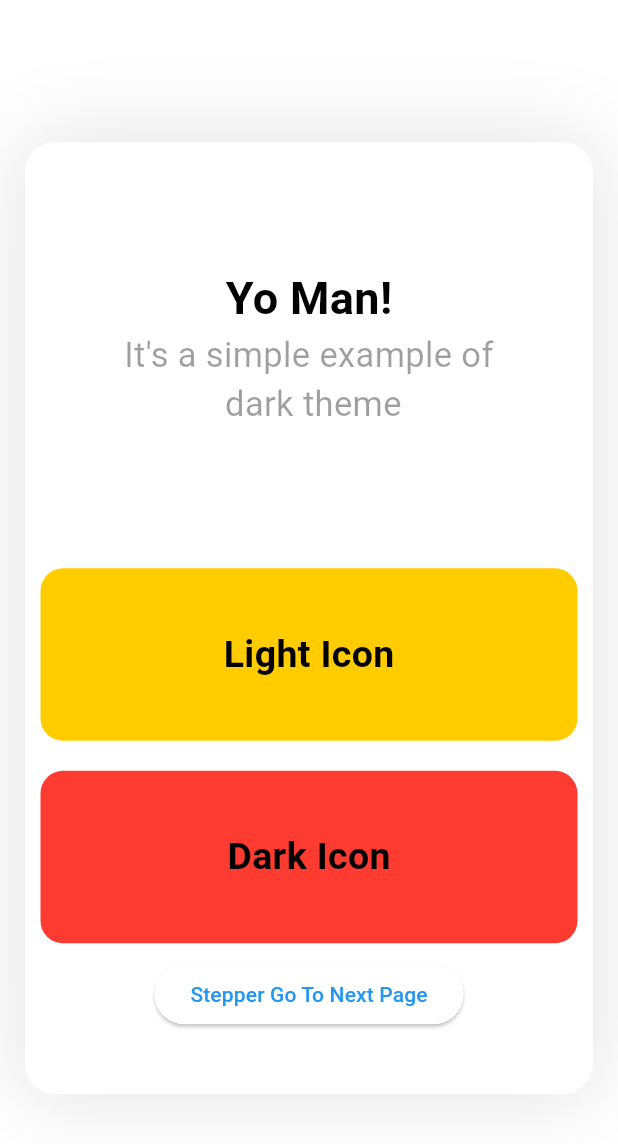
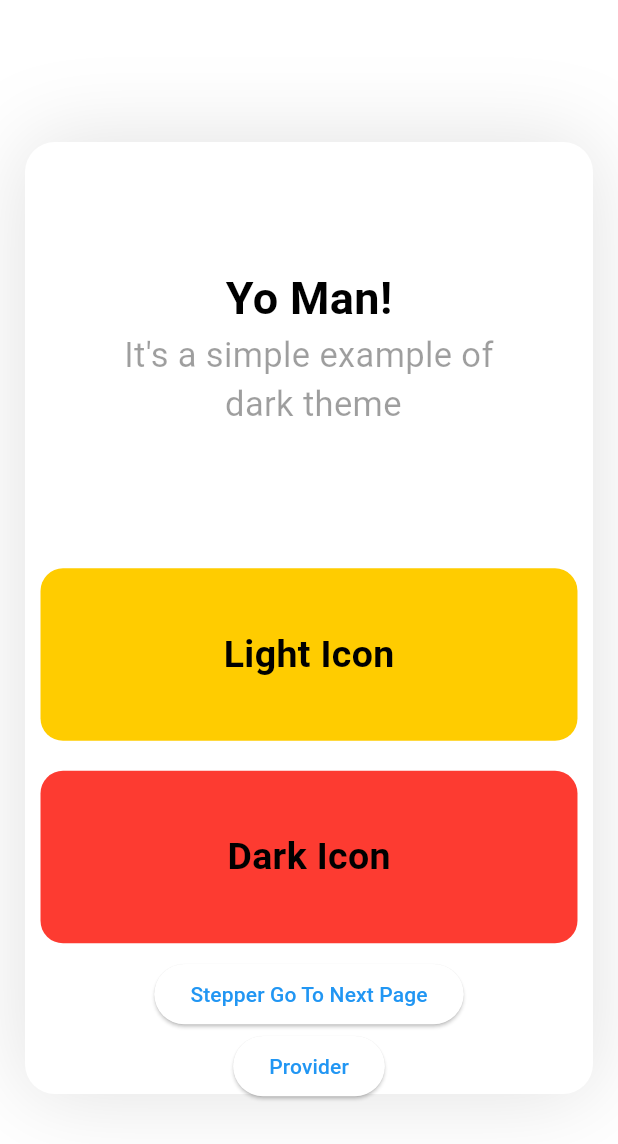
Before and after one commit to Prafulpatnecha/adv_flutter_ch1, a Flutter app: the screen it shows after launch, on a phone screen of 412 x 824 dp. Shown: the top 1144 px of the screen. Run offline on Flutter 3.47's test engine with Material 3 defaults, Android fonts, the phone set to English and light mode, and no system bars; missing offline and left inert: enhance_stepper.

Commit message:
09-07-24

```diff
--- /dev/null
+++ b/lib/change_theme/provider/provider_method.dart
@@ -0,0 +1,11 @@
+import 'package:flutter/material.dart';
+
+class ProviderMethod extends ChangeNotifier
+{
+  bool isMode=false;
+  void themeModeSet()
+  {
+    isMode=!isMode;
+    notifyListeners();
+  }
+}
--- a/lib/controller/routes.dart
+++ b/lib/controller/routes.dart
@@ -1,5 +1,6 @@
 import 'package:flutter/material.dart';
 
+import '../change_theme/view/home/change_theme_page.dart';
 import '../home/home_page/homepage.dart';
 import '../home/stepper/stepper_example.dart';
 import '../home/stepper/stepper_page_work.dart';
@@ -9,5 +10,6 @@ class AppRoutes
     '/':(context)=> const HomePage(),
     '/stepper':(context)=> const StepperPage(),
     '/stepper2':(context)=> const StepperPageWork(),
+    '/provider':(context)=> const ChangeThemePage(),
   };
 }
--- a/lib/home/home_page/homepage.dart
+++ b/lib/home/home_page/homepage.dart
@@ -81,6 +81,9 @@ class _HomePageState extends State<HomePage> {
               ElevatedButton(onPressed: () {
                 Navigator.of(context).pushNamed('/stepper');
               }, child: const Text('Stepper Go To Next Page')),
+              ElevatedButton(onPressed: () {
+                Navigator.of(context).pushNamed('/provider');
+              }, child: const Text('Provider'))
             ],
           ),
         ),
--- a/lib/utils/theme_data.dart
+++ b/lib/utils/theme_data.dart
@@ -5,7 +5,7 @@ class MyTheme
   static ThemeData lightTheme=ThemeData(
     primaryColor: Colors.blue,
     // textTheme: TextTheme(titleSmall: TextStyle(color: Colors.white)),
-    appBarTheme: AppBarTheme(
+    appBarTheme: const AppBarTheme(
       backgroundColor: Colors.blue,
       titleTextStyle: TextStyle(color: Colors.white,fontSize: 22),
       centerTitle: true,
@@ -15,7 +15,7 @@ class MyTheme
     iconButtonTheme: IconButtonThemeData(
       style: ButtonStyle(iconColor: WidgetStateProperty.all(Colors.white)),
     ),
-    colorScheme: ColorScheme(
+    colorScheme: const ColorScheme(
       brightness: Brightness.light,
       error: Colors.red,
       onError: Colors.deepPurpleAccent,
@@ -32,7 +32,7 @@ class MyTheme
     primaryColor: Colors.blue.shade900,
       appBarTheme: AppBarTheme(
         backgroundColor: Colors.blue.shade900,
-        titleTextStyle: TextStyle(color: Colors.white,fontSize: 22),
+        titleTextStyle: const TextStyle(color: Colors.white,fontSize: 22),
         centerTitle: true,
         elevation: 5,
         shadowColor: Colors.white54,
@@ -53,3 +53,61 @@ class MyTheme
       )
   );
 }
+
+class MyTheme2
+{
+  // todo light Mode
+  static ThemeData lightThemes=ThemeData(
+      primaryColor: Colors.white,
+      // textTheme: TextTheme(titleSmall: TextStyle(color: Colors.black)),
+      appBarTheme: const AppBarTheme(
+        backgroundColor: Colors.white,
+        titleTextStyle: TextStyle(color: Colors.white,fontSize: 22),
+        centerTitle: true,
+        elevation: 5,
+        // shadowColor: Colors.black54,
+      ),
+      iconButtonTheme: IconButtonThemeData(
+        style: ButtonStyle(iconColor: WidgetStateProperty.all(Colors.black54)),
+      ),
+      switchTheme: SwitchThemeData(trackColor: WidgetStateProperty.all(Colors.purple.shade50),trackOutlineColor: WidgetStateProperty.all(Colors.purple),thumbColor: WidgetStateProperty.all(Colors.purple)),
+      colorScheme: const ColorScheme(
+          brightness: Brightness.light,
+          error: Colors.red,
+          onError: Colors.white,
+          primary: Colors.black,
+          onPrimary: Colors.purple,
+          secondary: Colors.green,
+          onSecondary: Colors.blue,
+          onSurface: Colors.red,
+          surface: Colors.purple,
+      )
+  );
+  // todo dark mode
+  static ThemeData darkThemes=ThemeData.dark().copyWith(
+      primaryColor: Colors.black,
+      appBarTheme: AppBarTheme(
+        backgroundColor: Colors.black,
+        titleTextStyle: const TextStyle(color: Colors.white,fontSize: 22),
+        centerTitle: true,
+        elevation: 5,
+        // shadowColor: Colors.white54,
+      ),
+      iconButtonTheme: IconButtonThemeData(
+        style: ButtonStyle(iconColor: WidgetStateProperty.all(Colors.white)),
+      ),
+      // switchTheme: SwitchThemeData(trackColor: WidgetStateProperty.all(Colors.orangeAccent)),
+      switchTheme: SwitchThemeData(trackColor: WidgetStateProperty.all(Colors.orange.shade50),trackOutlineColor: WidgetStateProperty.all(Colors.orangeAccent),thumbColor: WidgetStateProperty.all(Colors.orangeAccent)),
+      colorScheme: ColorScheme(
+        brightness: Brightness.dark,
+        error: Colors.red,
+        onError: Colors.white,
+        primary: Colors.white,
+        onPrimary: Colors.orangeAccent,
+        secondary: Colors.blue,
+        onSecondary: Colors.pinkAccent,
+        onSurface: Colors.yellow,
+        surface: Colors.orangeAccent,
+      )
+  );
+}
--- a/pubspec.yaml
+++ b/pubspec.yaml
@@ -38,6 +38,7 @@ dependencies:
   easy_stepper: ^0.8.5
   enhance_stepper: ^1.0.1
   cupertino_stepper: ^0.2.1
+  provider: ^6.1.2
 
 dev_dependencies:
   flutter_test:
@@ -65,6 +66,8 @@ flutter:
   # assets:
   #   - images/a_dot_burr.jpeg
   #   - images/a_dot_ham.jpeg
+  assets:
+    - assets/img/girl.jpg
 
   # An image asset can refer to one or more resolution-specific "variants", see
   # https://flutter.dev/assets-and-images/#resolution-aware
```
Also changed, not shown: lib/change_theme/view/home/change_theme_page.dart (added, +110 -0 lines), assets/img/girl.jpg (added), provider_image_1.png (added), provider_image_2.png (added), pubspec.lock.
